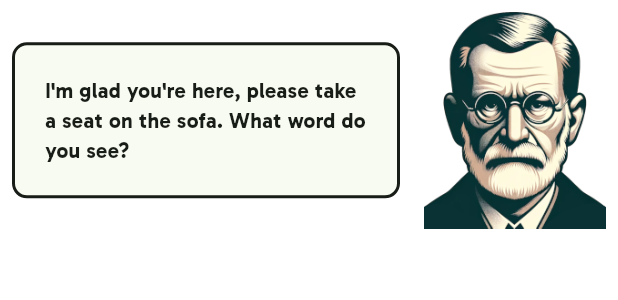
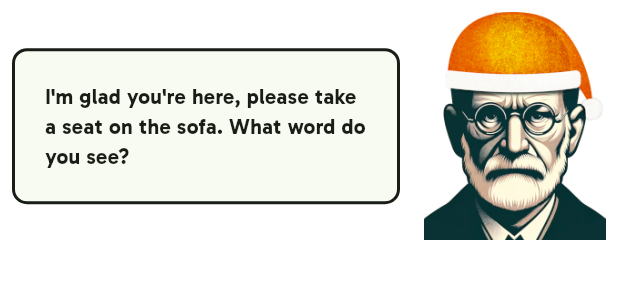
Before and after one commit to ksvslk/Subliminal-Words, a Flutter app: the FreudDialog widget shown alone on an empty page, opened directly, on a phone screen of 412 x 824 dp. Shown: the top 300 px of the screen. Run offline on Flutter 3.47's test engine with Material 2 defaults, Android fonts, the phone set to English and light mode, and no system bars; drawn by our look-alikes of auto_size_text; our stand-ins replace audioplayers, google_mobile_ads, in_app_purchase, path_drawing, shared_preferences; accounts and stored records are empty; statements that could not run were skipped.

```diff
--- a/lib/game/freud_dialog.dart
+++ b/lib/game/freud_dialog.dart
@@ -38,7 +38,7 @@ class FreudDialog extends StatelessWidget {
             margin: const EdgeInsets.all(
                 8.0),
             child: Image.asset(
-              'assets/other/freud200.png',
+              'assets/other/freud200_winter.png',
               fit: BoxFit.scaleDown,
             ),
           ),
```
Also changed, not shown: assets/other/freud200.png, assets/other/freud200_winter.png (added).
